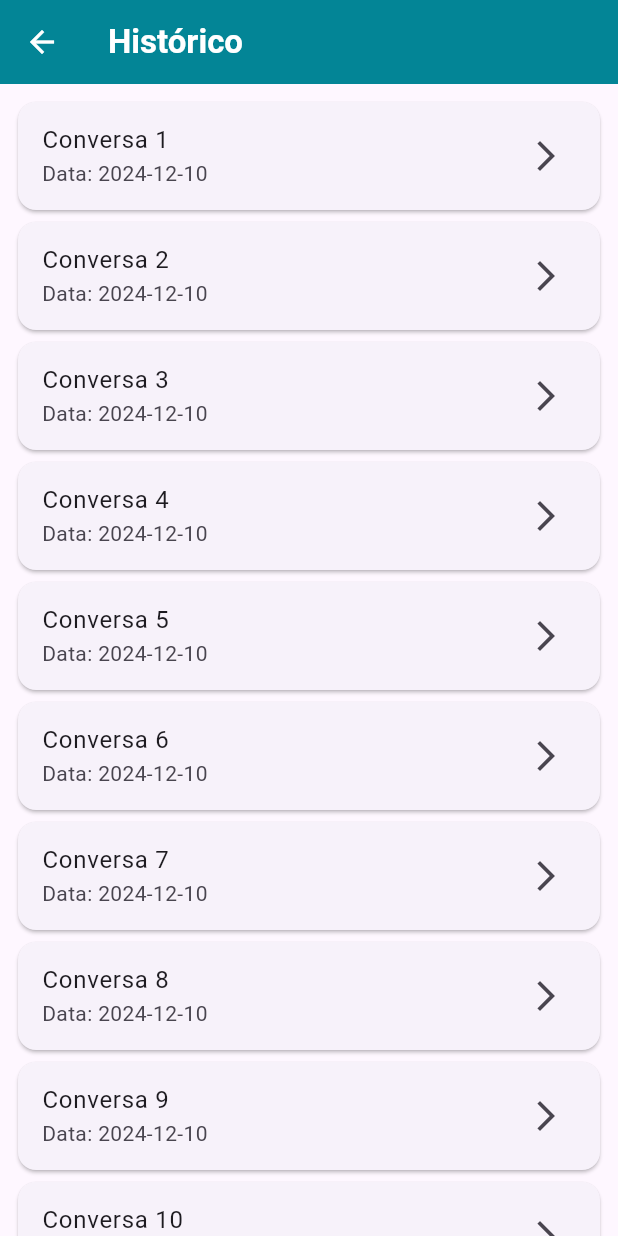
After one commit to netoids/ChatbotWithLLM-Flutter, a Flutter app: the EnterPage screen opened by its route, after a tap on the "list" icon, on a phone screen of 412 x 824 dp. The commit adds this screen. Run offline on Flutter 3.47's test engine with Material 3 defaults, Android fonts, the phone set to English and light mode, and no system bars; our stand-ins replace dio, flutter_markdown, mask_text_input_formatter.

Commit message:
caminho para tela de histórico

```diff
--- a/dsi_app/lib/main.dart
+++ b/dsi_app/lib/main.dart
@@ -1,3 +1,4 @@
+import 'package:dsi_app/src/view/chat_history.dart';
 import 'package:flutter/material.dart';
 import 'package:dsi_app/src/shared/AppColors.dart';
 import 'package:dsi_app/src/view/LoginPage.dart';
@@ -44,6 +45,7 @@ class MyApp extends StatelessWidget {
           EnterPage.routeName: (context) => const EnterPage(),
           Forgotpassword.routeName: (context) => const Forgotpassword(),
           ConfigPage.routeName: (context) => const ConfigPage(),
+          ChatHistory.routeName: (context) => const ChatHistory(),
         });
   }
 }
--- a/dsi_app/lib/src/view/EnterPage.dart
+++ b/dsi_app/lib/src/view/EnterPage.dart
@@ -94,6 +94,12 @@ class _HomeScreenState extends State<EnterPage> {
 
     return Scaffold(
       appBar: AppBar(
+        leading: IconButton(
+          icon: const Icon(Icons.list),
+          onPressed: () {
+            Navigator.popAndPushNamed(context, "/ChatHistory");
+          },
+        ),
         title: const Text('LUMI',
             style: TextStyle(color: Colors.white, fontWeight: FontWeight.bold)),
         backgroundColor: const Color.fromARGB(255, 3, 133, 150),
--- /dev/null
+++ b/dsi_app/lib/src/view/chat_history.dart
@@ -0,0 +1,45 @@
+import 'package:flutter/material.dart';
+
+class ChatHistory extends StatefulWidget {
+  static const routeName = '/ChatHistory';
+
+  const ChatHistory({super.key});
+
+  @override
+  State<ChatHistory> createState() => _ChatHistoryState();
+}
+
+class _ChatHistoryState extends State<ChatHistory> {
+  @override
+  Widget build(BuildContext context) {
+    return Scaffold(
+      appBar: AppBar(
+        title: const Text(
+          'Histórico',
+          style: TextStyle(color: Colors.white, fontWeight: FontWeight.bold)
+        ),
+        backgroundColor: const Color.fromARGB(255, 3, 133, 150),
+        leading: IconButton(
+          icon: const Icon(Icons.arrow_back, color: Colors.white),
+          onPressed: () => Navigator.popAndPushNamed(context, "/EnterPage")
+        ),
+      ),
+      body: ListView.builder(
+        padding: const EdgeInsets.all(8),
+        itemCount: 10, // Placeholder count
+        itemBuilder: (context, index) {
+          return Card(
+            child: ListTile(
+              title: Text('Conversa ${index + 1}'),
+              subtitle: Text('Data: ${DateTime.now().toString().split(' ')[0]}'),
+              trailing: const Icon(Icons.arrow_forward_ios),
+              onTap: () {
+                // Handle conversation tap
+              },
+            ),
+          );
+        },
+      ),
+    );
+  }
+}
```
